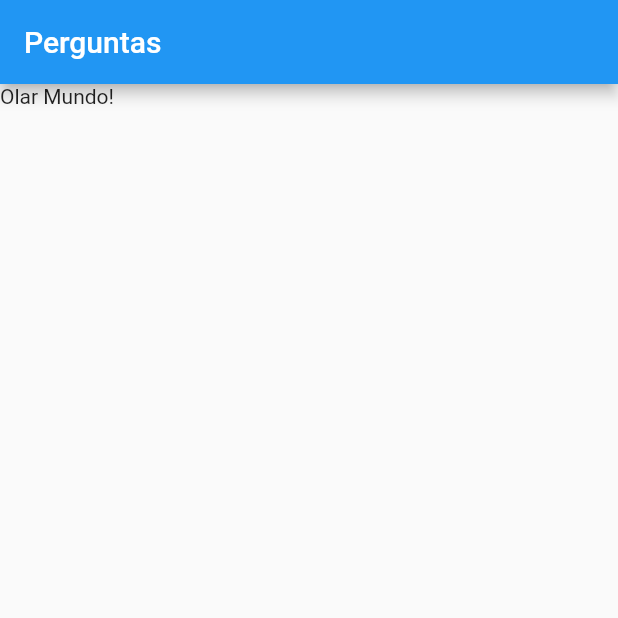
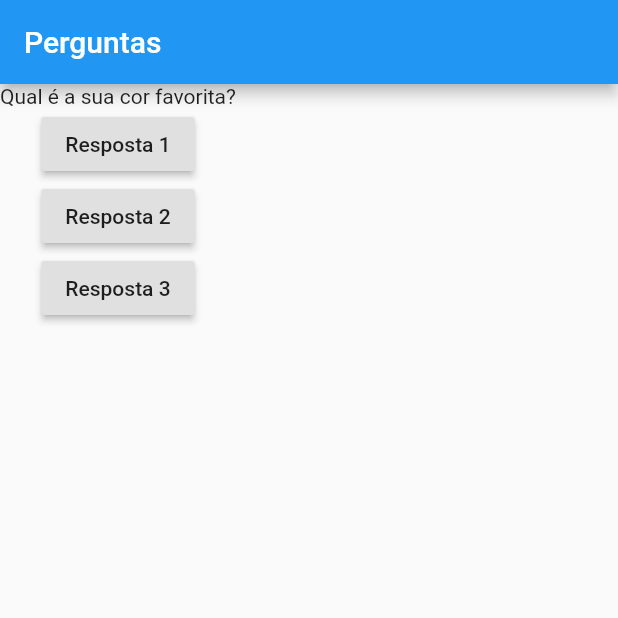
Before and after one commit to paulovictorbuenoflores/curso_flutter_completo, a Flutter app: the screen it shows after launch, on a phone screen of 412 x 824 dp, the top half of it. Run offline on Flutter 3.47's test engine with Material 2 defaults, Android fonts, the phone set to English and light mode, and no system bars.

Commit message:
estrutura com scanfold

```diff
--- a/nocoes_basicas_flutter_2/projeto_perguntas/lib/main.dart
+++ b/nocoes_basicas_flutter_2/projeto_perguntas/lib/main.dart
@@ -1,19 +1,34 @@
 import 'package:flutter/cupertino.dart';
 import 'package:flutter/material.dart';
 
-void main(List<String> args) {
-  runApp(PerguntaApp());
+void main(List<String> args) => runApp(PerguntaApp());
+void responder() {
+  print('Pergunta responddida!');
 }
 
 class PerguntaApp extends StatelessWidget {
+  @override
   Widget build(BuildContext context) {
+    final List<String> perguntas = [
+      'Qual é a sua cor favorita?',
+      'Qual é o seu animal favorito?'
+    ];
+
     return MaterialApp(
-      home: Scaffold(
-        appBar: AppBar(
-          title: Text('Perguntas'),
-        ),
-        body: Text('Olar Mundo!'),
+        home: Scaffold(
+      appBar: AppBar(title: Text('Perguntas')),
+      body: Column(
+        children: [
+          Text(perguntas[0]),
+          Container(
+              child: RaisedButton(
+                  child: Text('Resposta 1'), onPressed: responder)),
+          Container(
+              child: RaisedButton(child: Text('Resposta 2'), onPressed: () {})),
+          Container(
+              child: RaisedButton(child: Text('Resposta 3'), onPressed: () {})),
+        ],
       ),
-    );
+    ));
   }
 }
```
